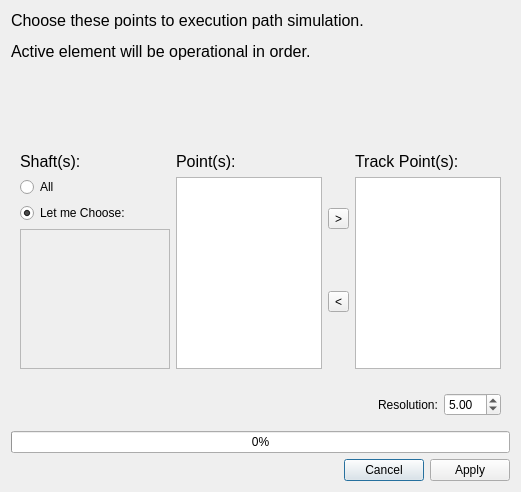
Before: the Qt Designer form core/panel/run_Path_Track.ui in KmolYuan/Pyslvs-UI, drawn with Qt 5.
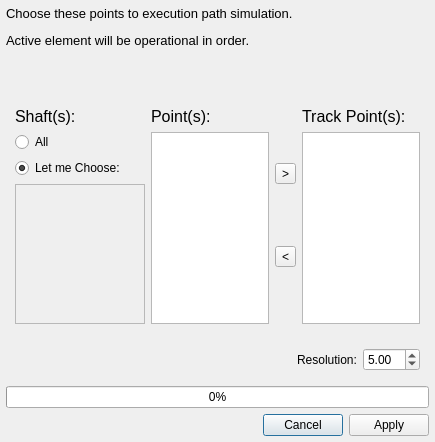
After: the same form once the commit is applied. Icons and pictures are not drawn.

Patch:
```diff
--- a/core/panel/run_Path_Track.ui
+++ b/core/panel/run_Path_Track.ui
@@ -6,26 +6,26 @@
    <rect>
     <x>0</x>
     <y>0</y>
-    <width>521</width>
-    <height>492</height>
+    <width>435</width>
+    <height>442</height>
    </rect>
   </property>
   <property name="sizePolicy">
-   <sizepolicy hsizetype="Fixed" vsizetype="Fixed">
+   <sizepolicy hsizetype="Preferred" vsizetype="Preferred">
     <horstretch>0</horstretch>
     <verstretch>0</verstretch>
    </sizepolicy>
   </property>
   <property name="minimumSize">
    <size>
-    <width>521</width>
-    <height>492</height>
+    <width>435</width>
+    <height>442</height>
    </size>
   </property>
   <property name="maximumSize">
    <size>
-    <width>521</width>
-    <height>492</height>
+    <width>435</width>
+    <height>442</height>
    </size>
   </property>
   <property name="windowTitle">
@@ -42,10 +42,22 @@
    <bool>true</bool>
   </property>
   <layout class="QVBoxLayout" name="verticalLayout_5">
+   <property name="leftMargin">
+    <number>6</number>
+   </property>
+   <property name="topMargin">
+    <number>6</number>
+   </property>
+   <property name="rightMargin">
+    <number>6</number>
+   </property>
+   <property name="bottomMargin">
+    <number>6</number>
+   </property>
    <item>
     <widget class="QLabel" name="label">
      <property name="text">
-      <string>&lt;html&gt;&lt;head/&gt;&lt;body&gt;&lt;p&gt;&lt;span style=&quot; font-size:12pt;&quot;&gt;Choose these points to execution path simulation.&lt;/span&gt;&lt;/p&gt;&lt;p&gt;&lt;span style=&quot; font-size:12pt;&quot;&gt;Active element will be operational in order.&lt;/span&gt;&lt;/p&gt;&lt;/body&gt;&lt;/html&gt;</string>
+      <string>&lt;html&gt;&lt;head/&gt;&lt;body&gt;&lt;p&gt;&lt;span style=&quot; font-size:10pt;&quot;&gt;Choose these points to execution path simulation.&lt;/span&gt;&lt;/p&gt;&lt;p&gt;&lt;span style=&quot; font-size:10pt;&quot;&gt;Active element will be operational in order.&lt;/span&gt;&lt;/p&gt;&lt;/body&gt;&lt;/html&gt;</string>
      </property>
      <property name="textFormat">
       <enum>Qt::RichText</enum>
@@ -125,7 +137,7 @@
           </property>
           <property name="minimumSize">
            <size>
-            <width>150</width>
+            <width>130</width>
             <height>0</height>
            </size>
           </property>
@@ -137,8 +149,8 @@
             <rect>
              <x>0</x>
              <y>0</y>
-             <width>148</width>
-             <height>136</height>
+             <width>128</width>
+             <height>130</height>
             </rect>
            </property>
            <layout class="QVBoxLayout" name="verticalLayout_6">
@@ -314,6 +326,12 @@
      </item>
      <item>
       <widget class="QDialogButtonBox" name="buttonBox">
+       <property name="sizePolicy">
+        <sizepolicy hsizetype="Fixed" vsizetype="Fixed">
+         <horstretch>0</horstretch>
+         <verstretch>0</verstretch>
+        </sizepolicy>
+       </property>
        <property name="standardButtons">
         <set>QDialogButtonBox::Apply|QDialogButtonBox::Cancel</set>
        </property>
```
Left out of the diff: 2 changed lines with no effect on the pictures.
